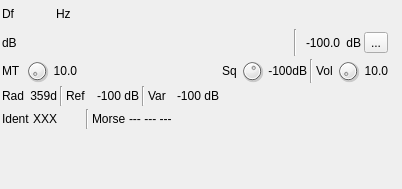
Qt form plugins/channelrx/demodvorsc/vordemodscgui.ui (f4exb/sdrangel) before a commit.
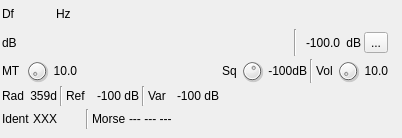
The same form after that commit. Icons and pictures are not drawn. Custom widgets are drawn as their Qt base class.

Patch:
```diff
--- a/plugins/channelrx/demodvorsc/vordemodscgui.ui
+++ b/plugins/channelrx/demodvorsc/vordemodscgui.ui
@@ -7,11 +7,11 @@
     <x>0</x>
     <y>0</y>
     <width>402</width>
-    <height>189</height>
+    <height>138</height>
    </rect>
   </property>
   <property name="sizePolicy">
-   <sizepolicy hsizetype="Expanding" vsizetype="Preferred">
+   <sizepolicy hsizetype="Expanding" vsizetype="Fixed">
     <horstretch>0</horstretch>
     <verstretch>0</verstretch>
    </sizepolicy>
@@ -22,6 +22,12 @@
     <height>110</height>
    </size>
   </property>
+  <property name="maximumSize">
+   <size>
+    <width>560</width>
+    <height>16777215</height>
+   </size>
+  </property>
   <property name="font">
    <font>
     <family>Liberation Sans</family>
@@ -619,18 +625,18 @@
    <header>gui/rollupcontents.h</header>
    <container>1</container>
   </customwidget>
-  <customwidget>
-   <class>LevelMeterSignalDB</class>
-   <extends>QWidget</extends>
-   <header>gui/levelmeter.h</header>
-   <container>1</container>
-  </customwidget>
   <customwidget>
    <class>ValueDialZ</class>
    <extends>QWidget</extends>
    <header>gui/valuedialz.h</header>
    <container>1</container>
   </customwidget>
+  <customwidget>
+   <class>LevelMeterSignalDB</class>
+   <extends>QWidget</extends>
+   <header>gui/levelmeter.h</header>
+   <container>1</container>
+  </customwidget>
  </customwidgets>
  <tabstops>
   <tabstop>audioMute</tabstop>
```
Left out of the diff: 2 changed lines with no effect on the pictures.
